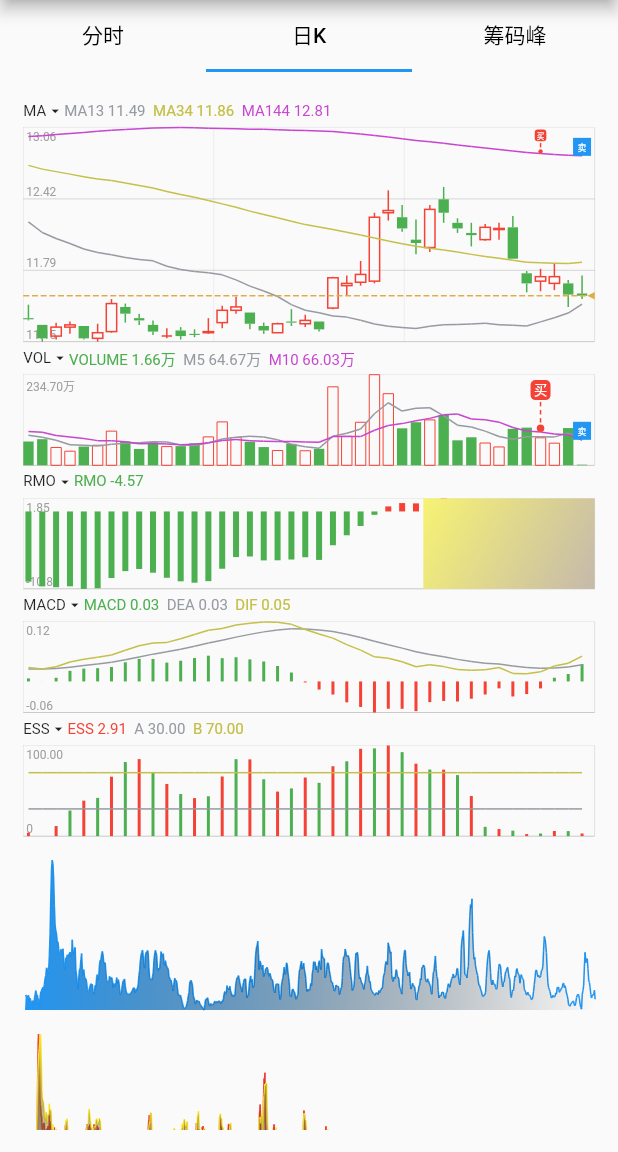
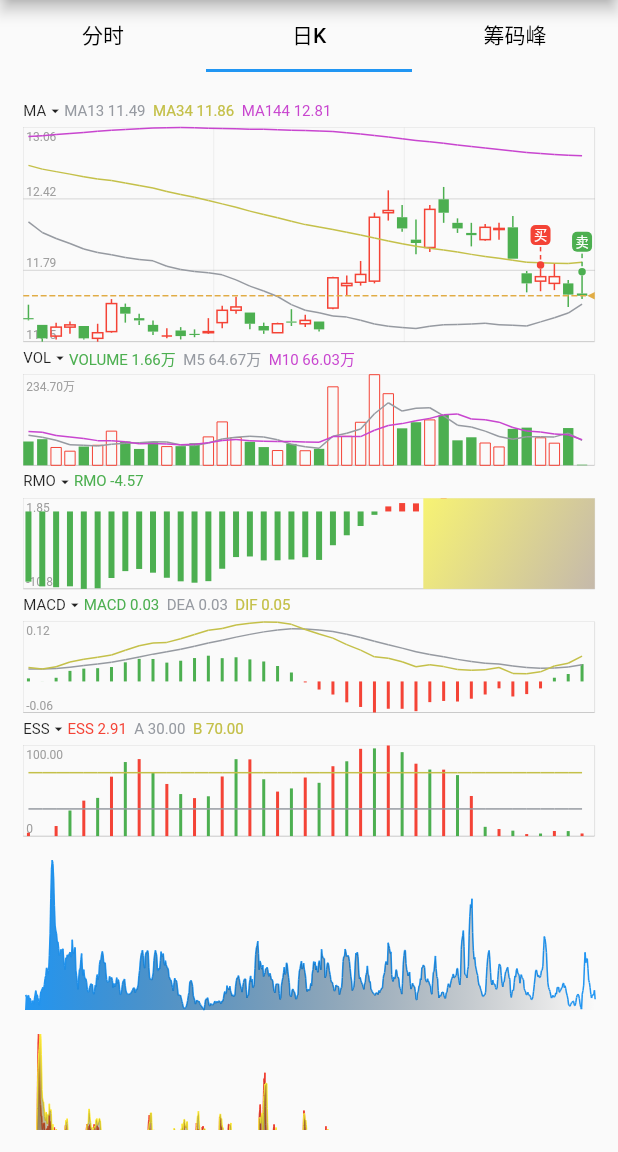
Before and after one commit to BrinedFish0222/flutter_kline, a Flutter app: the screen it shows after launch, on a phone screen of 412 x 824 dp, the part 84-1236 px from its top. Run offline on Flutter 3.47's test engine with Material 2 defaults, Android fonts, the phone set to English and light mode, and no system bars.

Commit message:
badge扩展颠倒模式

```diff
--- a/lib/example/example_badge_data.dart
+++ b/lib/example/example_badge_data.dart
@@ -10,33 +10,21 @@ class ExampleBadgeData {
     }
     dataList.addAll([
       BadgeChartData(
-        minSize: const Size(20, 50),
+        minSize: const Size(20, 30),
         widget: const BsPointWidget.buy(),
+        invertWidget: const BsPointWidget.buy(invert: true,),
+        value: 11.80,
+        invertValue: 11.60,
       ),
       null,
       null,
       BadgeChartData(
-        minSize: const Size(12, 12),
-        widget: LayoutBuilder(builder: (context, constraints) {
-          double size = constraints.maxWidth > constraints.maxHeight
-              ? constraints.maxHeight
-              : constraints.maxWidth;
-          return Container(
-            color: Colors.blue,
-            width: size,
-            height: size,
-            child: Center(
-              child: Text(
-                "卖",
-                style: TextStyle(
-                  fontSize: constraints.maxWidth / 2,
-                  color: Colors.white,
-                ),
-              ),
-            ),
-          );
-        }),
-      )
+        minSize: const Size(20, 30),
+        widget: const BsPointWidget.sell(),
+        invertWidget: const BsPointWidget.sell(invert: true,),
+        value: 11.74,
+        invertValue: 11.53,
+      ),
     ]);
 
     return BadgeChartVo(data: dataList);
--- a/lib/example/example_day_widget.dart
+++ b/lib/example/example_day_widget.dart
@@ -42,7 +42,6 @@ class _ExampleDayWidgetState extends State<ExampleDayWidget> {
       ChartData(id: '1', name: 'VOL', baseCharts: [
         ExampleVolData.barChartData..minValue = 0,
         ...ExampleVolData.lineChartData,
-        ExampleBadgeData.badgeChartVo,
       ]),
       ChartData(
           id: '2',
--- a/lib/vo/badge_chart_vo.dart
+++ b/lib/vo/badge_chart_vo.dart
@@ -35,7 +35,7 @@ class BadgeChartVo<E> extends BaseChartVo<BadgeChartData<E>> {
         }
 
         double? maxValue = KlineNumUtil.maxMinValue(
-            chartData.map((e) => e.getDataMaxValueByIndex(i)).toList())
+                chartData.map((e) => e.getDataMaxValueByIndex(i)).toList())
             ?.left
             .toDouble();
         data?.value = maxValue;
@@ -83,8 +83,8 @@ class BadgeChartVo<E> extends BaseChartVo<BadgeChartData<E>> {
       }
     }
 
-
-    Pair<double, double> maxMinValue = KlineNumUtil.maxMinValueDouble(valueList);
+    Pair<double, double> maxMinValue =
+        KlineNumUtil.maxMinValueDouble(valueList);
     if (maxValue != null) {
       maxMinValue.left = maxValue!;
     }
@@ -124,18 +124,27 @@ class BadgeChartData<E> extends BaseChartData<E> {
   /// 显示的组件，没有则不显示
   Widget? widget;
 
+  /// 显示的组件，没有则不显示
+  /// 颠倒模式使用
+  Widget? invertWidget;
+
   /// 默认值：[defaultPadding]
   EdgeInsets padding;
 
   /// 最小大小
   Size? minSize;
 
+  /// 高度倍数
+  double heighMultiple;
+
   /// 决定 badge 在图中的高度位置。
   /// 如果[value]为空，会默认设置为当前y轴数据点最大值
   double? value;
 
-  /// 是否颠倒
-  final bool invert;
+  /// 颠倒时使用的值
+  double? invertValue;
+
+  BadgePutMode putMode;
 
   /// 最大值
   double? maxValue;
@@ -146,12 +155,61 @@ class BadgeChartData<E> extends BaseChartData<E> {
   BadgeChartData({
     super.id,
     required this.widget,
+    Widget? invertWidget,
     this.padding = defaultPadding,
     this.minSize,
+    this.heighMultiple = 2,
     this.value,
+    double? invertValue,
     super.extrasData,
-    this.invert = false,
+    this.putMode = BadgePutMode.auto,
     this.maxValue,
     this.minValue,
-  });
+  })  : invertValue = invertValue ?? value,
+        invertWidget = invertWidget ?? widget;
+
+  /// 是否需要颠倒
+  bool invert({required Pair<double, double> maxMinValue}) {
+    if (putMode == BadgePutMode.normal) {
+      return false;
+    }
+
+    if (putMode == BadgePutMode.invert) {
+      return true;
+    }
+
+    if (putMode == BadgePutMode.auto) {
+      // 无值，不颠倒
+      if (value == null && invertValue == null) {
+        return false;
+      }
+
+      // 有value无颠倒值，不颠倒
+      if (value != null && invertValue == null) {
+        return false;
+      }
+
+      // value为空，有颠倒值，颠倒
+      if (value == null && invertValue != null) {
+        return true;
+      }
+
+      return (maxMinValue.left - value!).abs() <
+          (invertValue! - maxMinValue.right).abs();
+    }
+
+    return false;
+  }
 }
+
+/// badge摆放模式
+enum BadgePutMode {
+  /// 正常
+  normal,
+
+  /// 颠倒
+  invert,
+
+  /// 自动，根据情况确定是[normal]还是[invert]
+  auto,
+}
--- a/lib/widget/badge_widget.dart
+++ b/lib/widget/badge_widget.dart
@@ -1,3 +1,5 @@
+import 'dart:math';
+
 import 'package:flutter/material.dart';
 import 'package:flutter_kline/utils/kline_util.dart';
 import 'package:flutter_kline/vo/badge_chart_vo.dart';
@@ -64,7 +66,7 @@ class _BadgePositionedWidget extends StatelessWidget {
 
   Size _getSize({required double yAxis}) {
     double width = pointWidth;
-    double height = pointWidth;
+    double height = pointWidth * badgeChartData.heighMultiple;
     if (badgeChartData.minSize != null) {
       width = badgeChartData.minSize!.width > width
           ? badgeChartData.minSize!.width
@@ -82,17 +84,21 @@ class _BadgePositionedWidget extends StatelessWidget {
 
   @override
   Widget build(BuildContext context) {
+    // 判断是否需要颠倒
+    bool invert = badgeChartData.invert(maxMinValue: maxMinValue);
+    double? autoValue = invert ? badgeChartData.invertValue : badgeChartData.value;
+
     // TODO 目前只支持 padding bottom
     // 高度
     var yAxis = KlineUtil.computeYAxis(
       maxHeight: maxHeight,
       maxMinValue: maxMinValue,
-      value: badgeChartData.value ?? 0,
+      value: autoValue ?? 0,
     );
 
     Size size = _getSize(yAxis: yAxis);
 
-    if (badgeChartData.invert) {
+    if (invert) {
       yAxis = (yAxis - badgeChartData.padding.bottom)
           .clamp(0, maxHeight - size.height)
           .toDouble();
@@ -102,11 +108,17 @@ class _BadgePositionedWidget extends StatelessWidget {
           .toDouble();
     }
 
+    var xAxis =
+        (pointWidth + pointGap) * index - ((size.width - pointWidth) / 2);
 
 
-
-    var xAxis =
-        (pointWidth + pointGap) * index - ((size.width - pointWidth) / 2);
+    Widget? badge = invert ? badgeChartData.invertWidget : badgeChartData.widget;
+    if (invert && badgeChartData.invertWidget == null && badgeChartData.widget != null) {
+      badge = Transform(
+        transform: Matrix4.rotationX(pi),
+        child: badgeChartData.widget,
+      );
+    }
 
     return Positioned(
       left: xAxis,
@@ -114,7 +126,7 @@ class _BadgePositionedWidget extends StatelessWidget {
       child: SizedBox(
         width: size.width,
         height: size.height,
-        child: badgeChartData.widget,
+        child: badge,
       ),
     );
   }
```
